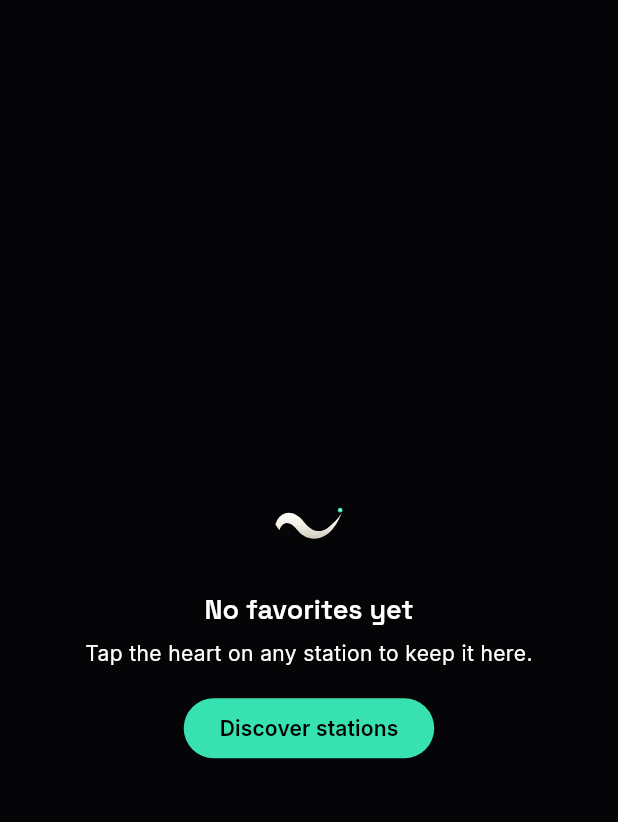
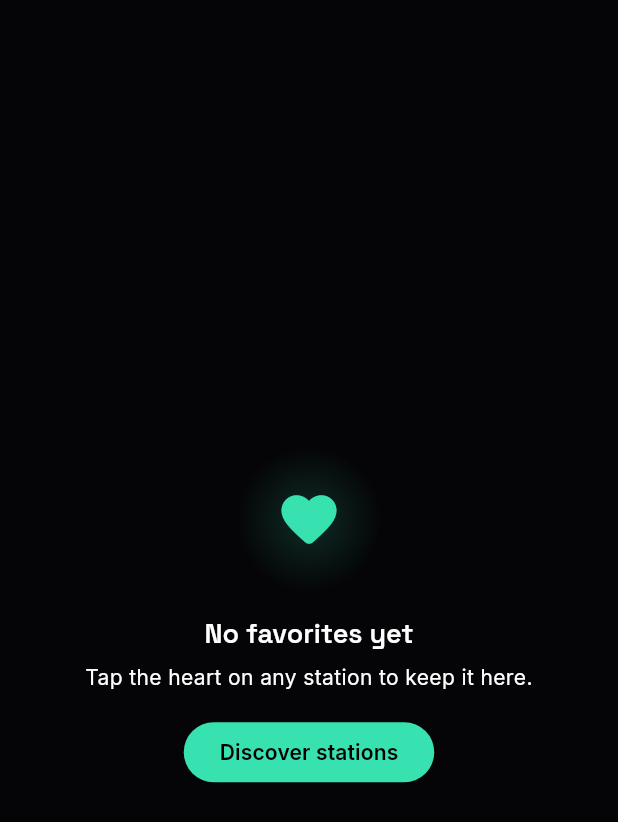
Before and after one commit to mobile-pablo/radioflow, a Flutter app: the _EmptyFavorites widget shown alone on an empty page, opened directly, on a phone screen of 412 x 824 dp. Shown: the top 822 px of the screen. Run offline on Flutter 3.47's test engine with Material 3 defaults, Android fonts, the light colour scheme and no system bars; our stand-ins replace bloc_concurrency, cached_network_image, connectivity_plus, dio, equatable, flutter_bloc and 10 more; missing offline and left inert: audio_session, auto_mappr_annotation, mapbox_maps_flutter; accounts and stored records are empty; generated files the repository leaves out were written again; statements that could not run were skipped.

Commit message:
garden favorites empty

```diff
--- a/lib/features/favorites/presentation/pages/favorites_page.dart
+++ b/lib/features/favorites/presentation/pages/favorites_page.dart
@@ -285,7 +285,24 @@ class _EmptyFavorites extends StatelessWidget {
         child: Column(
           mainAxisSize: MainAxisSize.min,
           children: [
-            const RfLogo(size: 64, glow: false),
+            Container(
+              width: 96,
+              height: 96,
+              decoration: BoxDecoration(
+                shape: BoxShape.circle,
+                gradient: RadialGradient(
+                  colors: [
+                    AppColors.accent.withValues(alpha: 0.18),
+                    AppColors.accent.withValues(alpha: 0),
+                  ],
+                ),
+              ),
+              child: const Icon(
+                Icons.favorite_rounded,
+                size: 44,
+                color: AppColors.accent,
+              ),
+            ),
             const SizedBox(height: AppSpacing.lg),
             Text(
               l10n.favoritesEmptyTitle,
```
